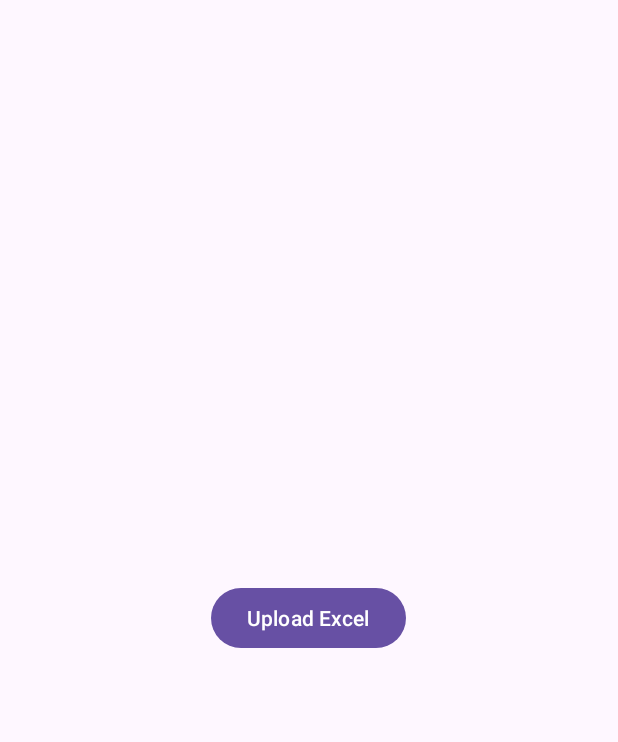
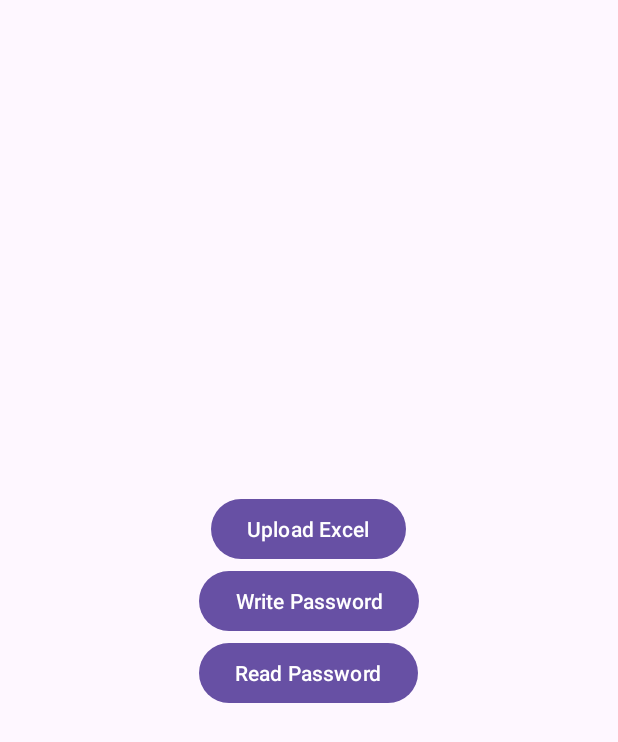
Before and after one commit to Garvitjoshi1/Invisi_Studio, an Android app: the fragment FavoriteFragment shown on its own in the app's theme, on a phone screen of 412 x 824 dp. Shown: the top 742 px of the screen. Run offline under Robolectric (Android 15) with nearby library versions, the phone set to English and light mode, and no system bars.

Commit message:
initial commit

```diff
--- a/app/src/main/java/com/example/data_visuals/LoginActivity.kt
+++ b/app/src/main/java/com/example/data_visuals/LoginActivity.kt
@@ -3,6 +3,7 @@ package com.example.data_visuals
 import android.content.Context
 import android.content.Intent
 import android.os.Bundle
+import android.util.Log
 import android.widget.Button
 import android.widget.EditText
 import android.widget.Toast
@@ -48,8 +49,11 @@ class LoginActivity : AppCompatActivity() {
             outputStream = openFileOutput(filename, Context.MODE_PRIVATE)
             outputStream.write(fileContents.toByteArray())
             outputStream.close()
+            Log.d("LoginActivity", "Username and password saved successfully: $username, $password")
         } catch (e: Exception) {
+            Log.e("LoginActivity", "Error saving username and password: ${e.message}")
             e.printStackTrace()
         }
     }
+
 }
--- a/app/src/main/res/layout/fragment_favorite.xml
+++ b/app/src/main/res/layout/fragment_favorite.xml
@@ -1,3 +1,4 @@
+<?xml version="1.0" encoding="utf-8"?>
 <LinearLayout xmlns:android="http://schemas.android.com/apk/res/android"
     android:id="@+id/containerLayout"
     android:gravity="center"
@@ -20,4 +21,29 @@
         <!-- Uploaded files will be displayed here -->
     </LinearLayout>
 
+
+
+    <!-- Button to write text to file -->
+    <Button
+        android:id="@+id/writeTextButton"
+        android:layout_width="wrap_content"
+        android:layout_height="wrap_content"
+        android:text="Write Password" />
+
+    <!-- Button to read text from file -->
+    <Button
+        android:id="@+id/readTextButton"
+        android:layout_width="wrap_content"
+        android:layout_height="wrap_content"
+        android:text="Read Password" />
+
+    <!-- TextView to display the text read from file -->
+    <TextView
+        android:id="@+id/textView"
+        android:layout_width="match_parent"
+        android:layout_height="wrap_content"
+        android:gravity="center"
+        android:text=""
+        android:textSize="16sp" />
+
 </LinearLayout>
```
Also changed, not shown: app/src/main/java/com/example/data_visuals/FavoriteFragment.kt (+52 -0 lines).
